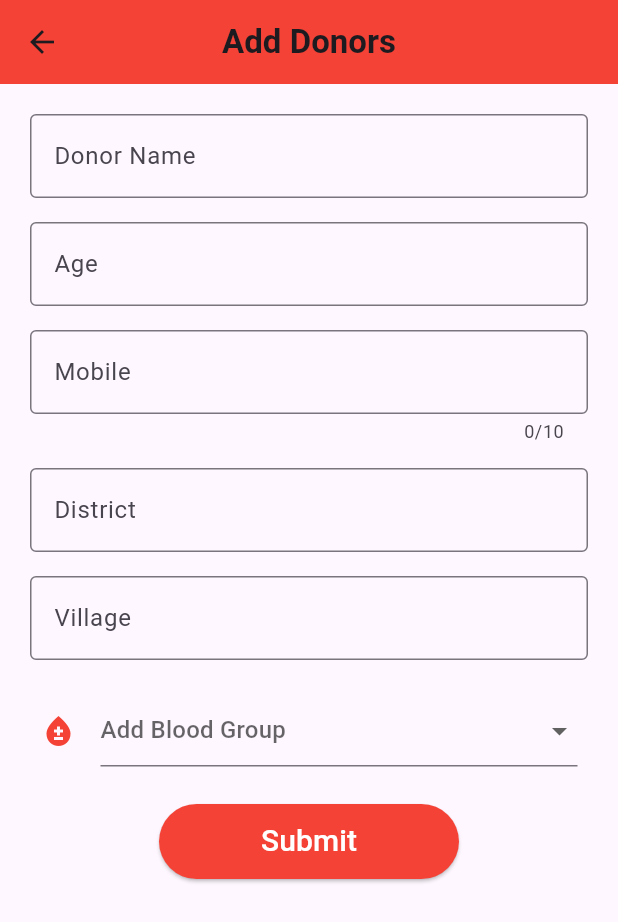
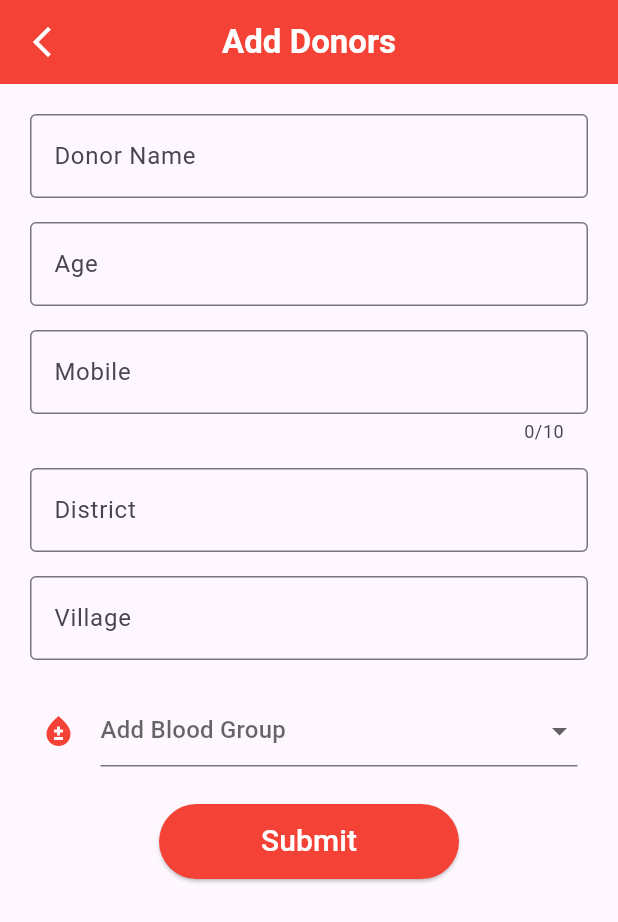
Before and after one commit to hijasahamed/BloodDonor, a Flutter app: the screen it shows after launch, after a tap on the "menu" icon, after a tap on the "search" icon, after a tap on the "add" icon, on a phone screen of 412 x 824 dp. Shown: the top 922 px of the screen. Run offline on Flutter 3.47's test engine with Material 3 defaults, Android fonts, the phone set to English and light mode, and no system bars; our stand-ins replace cloud_firestore, firebase_core; accounts and stored records are empty.

```diff
--- a/lib/screens/add_donor.dart
+++ b/lib/screens/add_donor.dart
@@ -37,7 +37,13 @@ class _AddblooduserState extends State<Addblooduser> {
   Widget build(BuildContext context) {
     return Scaffold(
       appBar: AppBar(
-        title: const Text('Add Donors',style: TextStyle(fontWeight: FontWeight.w700),),
+        title: const Text('Add Donors',style: TextStyle(fontWeight: FontWeight.w700,color: Colors.white),),
+        leading: IconButton(
+          onPressed:() {
+            Navigator.of(context).pop();
+          },
+          icon: const Icon(Icons.arrow_back_ios_new,color: Colors.white,)
+        ),
         centerTitle: true,
         backgroundColor: Colors.red,
       ),
--- a/lib/screens/home_screen.dart
+++ b/lib/screens/home_screen.dart
@@ -1,5 +1,4 @@
 import 'package:blood_donor/screens/drawer.dart';
-import 'package:blood_donor/functions/fuctions.dart';
 import 'package:flutter/material.dart';
 import 'package:cloud_firestore/cloud_firestore.dart';
 
@@ -59,7 +58,6 @@ class _HomescreenState extends State<Homescreen> {
           color: Colors.white,
         ),
       ),
-      floatingActionButtonLocation: FloatingActionButtonLocation.centerFloat,
       drawer: const Drawerscreen(),
       body: StreamBuilder(
         stream: donor.orderBy('name').snapshots(),
```
Also changed, not shown: lib/functions/fuctions.dart (+9 -20 lines), lib/screens/drawer.dart (+13 -6 lines), 1 other file.
